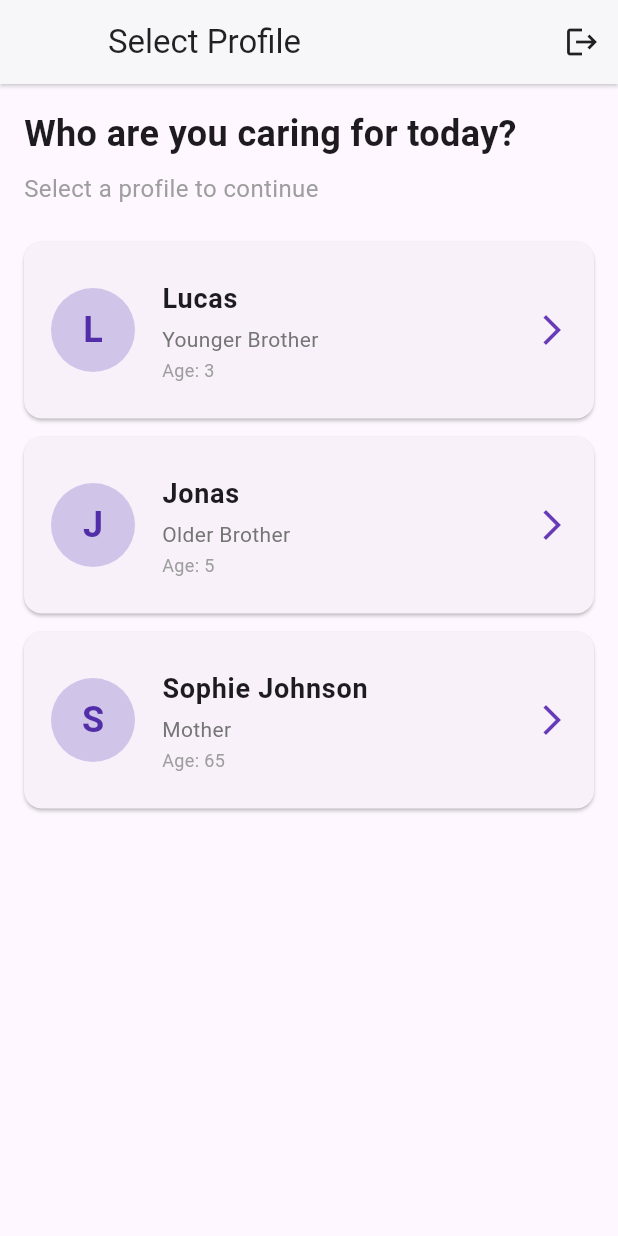
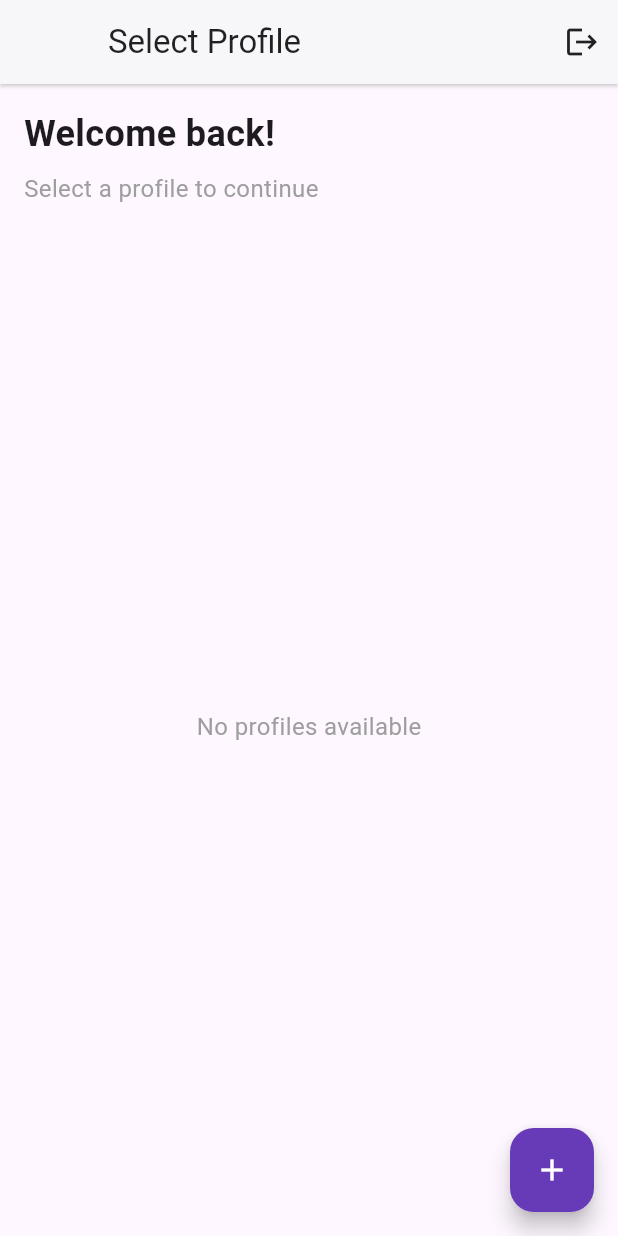
Before and after one commit to gbrllim/caregiver_app, a Flutter app: the screen it shows once a user with an empty profile is signed in, on a phone screen of 412 x 824 dp. Run offline on Flutter 3.47's test engine with Material 3 defaults, Android fonts, the phone set to English and light mode, and no system bars; our stand-ins replace firebase_auth, firebase_core, intl_phone_field; accounts and stored records are empty.

Commit message:
Enhance profile management: filter profiles by caretaker ID, add profile creation dialog, and implement profile addition functionality

```diff
--- a/lib/models/caretakee_profile.dart
+++ b/lib/models/caretakee_profile.dart
@@ -1,5 +1,6 @@
 class CaretakeeProfile {
   final String id;
+  final String caretakerId;
   final String name;
   final String relationship;
   final String? avatarUrl;
@@ -7,6 +8,7 @@ class CaretakeeProfile {
 
   CaretakeeProfile({
     required this.id,
+    required this.caretakerId,
     required this.name,
     required this.relationship,
     this.avatarUrl,
@@ -16,6 +18,7 @@ class CaretakeeProfile {
   Map<String, dynamic> toJson() {
     return {
       'id': id,
+      'caretakerId': caretakerId,
       'name': name,
       'relationship': relationship,
       'avatarUrl': avatarUrl,
@@ -26,6 +29,7 @@ class CaretakeeProfile {
   factory CaretakeeProfile.fromJson(Map<String, dynamic> json) {
     return CaretakeeProfile(
       id: json['id'],
+      caretakerId: json['caretakerId'],
       name: json['name'],
       relationship: json['relationship'],
       avatarUrl: json['avatarUrl'],
--- a/lib/services/profile_service.dart
+++ b/lib/services/profile_service.dart
@@ -1,28 +1,58 @@
 import '../models/caretakee_profile.dart';
 
 class ProfileService {
-  // Mock data for caretakee profiles
-  static List<CaretakeeProfile> getMockProfiles() {
+  // Static list to store profiles during the session
+  static List<CaretakeeProfile> _profiles = [];
+
+  // Initialize mock data for caretakee profiles
+  static List<CaretakeeProfile> _getInitialMockProfiles() {
     return [
+      // Profiles for caretaker 1
       CaretakeeProfile(
         id: '1',
+        caretakerId: 'jC0Wnu9WETenlafrCRyhj7INlj63',
         name: 'Lucas',
         relationship: 'Younger Brother',
         age: 3,
       ),
       CaretakeeProfile(
         id: '2',
+        caretakerId: 'jC0Wnu9WETenlafrCRyhj7INlj63',
         name: 'Jonas',
         relationship: 'Older Brother',
         age: 5,
       ),
       CaretakeeProfile(
         id: '3',
+        caretakerId: 'jC0Wnu9WETenlafrCRyhj7INlj63',
         name: 'Sophie Johnson',
         relationship: 'Mother',
         age: 65,
       ),
+      // Profiles for caretaker 2 (different user)
+      CaretakeeProfile(
+        id: '4',
+        caretakerId: 'caretaker_2',
+        name: 'Emma Wilson',
+        relationship: 'Daughter',
+        age: 8,
+      ),
+      CaretakeeProfile(
+        id: '5',
+        caretakerId: 'caretaker_2',
+        name: 'David Wilson',
+        relationship: 'Father',
+        age: 72,
+      ),
     ];
+  }
+
+  // Get mock profiles (initialize if empty)
+  static List<CaretakeeProfile> getMockProfiles() {
+    if (_profiles.isEmpty) {
+      _profiles = _getInitialMockProfiles();
+    }
+    return _profiles;
   }
 
   // Get all profiles (in future this could come from Firebase)
@@ -30,6 +60,18 @@ class ProfileService {
     // Simulate network delay
     await Future.delayed(const Duration(milliseconds: 500));
     return getMockProfiles();
+  }
+
+  // Get profiles by caretaker ID
+  static Future<List<CaretakeeProfile>> getProfilesByCaretakerId(
+    String caretakerId,
+  ) async {
+    // Simulate network delay
+    await Future.delayed(const Duration(milliseconds: 500));
+    final profiles = getMockProfiles();
+    return profiles
+        .where((profile) => profile.caretakerId == caretakerId)
+        .toList();
   }
 
   // Get profile by ID
@@ -41,4 +83,25 @@ class ProfileService {
       return null;
     }
   }
+
+  // Add a new profile (in future this will save to Firebase)
+  static Future<bool> addProfile(CaretakeeProfile profile) async {
+    // Simulate network delay
+    await Future.delayed(const Duration(milliseconds: 300));
+
+    try {
+      // Add the profile to our static list
+      _profiles.add(profile);
+      return true;
+    } catch (e) {
+      return false;
+    }
+  }
+
+  // Create default profiles for a new caretaker
+  static Future<void> createDefaultProfiles(String caretakerId) async {
+    // This would typically create some starter profiles in Firebase
+    // For now, it's just a placeholder
+    await Future.delayed(const Duration(milliseconds: 200));
+  }
 }
```
Also changed, not shown: lib/screens/profile_selection_screen.dart (+175 -6 lines).
